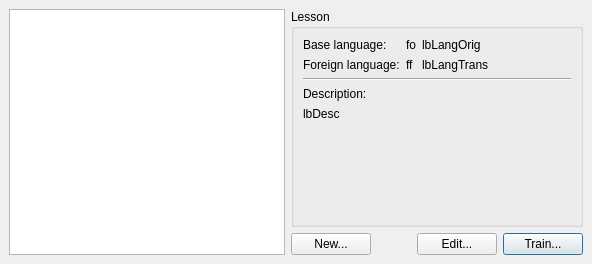
Qt form trunk/src/gui/ui/lessonSelect.ui (BackupTheBerlios/dvt-svn) before a commit.
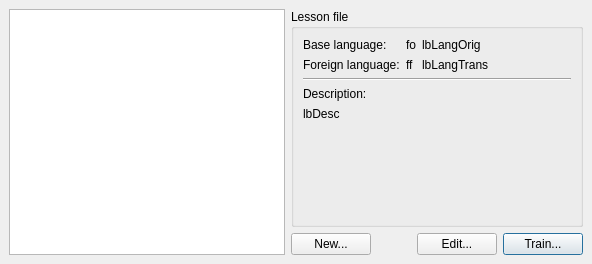
The same form after that commit.

Commit message: multiple lessons per file (incomplete)

```diff
--- a/trunk/src/gui/ui/lessonSelect.ui
+++ b/trunk/src/gui/ui/lessonSelect.ui
@@ -22,7 +22,7 @@
    <item row="0" column="1" >
     <widget class="QGroupBox" name="groupBox" >
      <property name="title" >
-      <string>Lesson</string>
+      <string>Lesson file</string>
      </property>
      <layout class="QGridLayout" >
       <property name="margin" >
```
The commit also changes 18 other files.
